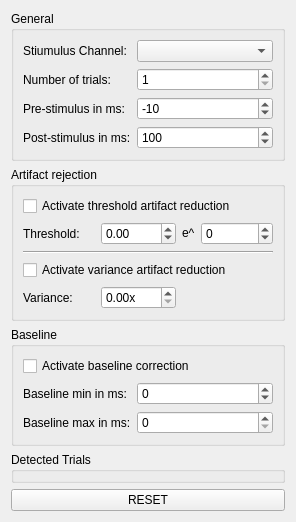
This is libraries/disp/viewers/formfiles/averagingsettingsview.ui in mne-tools/mne-cpp as Qt 5 draws it before an edit. The edited form follows.
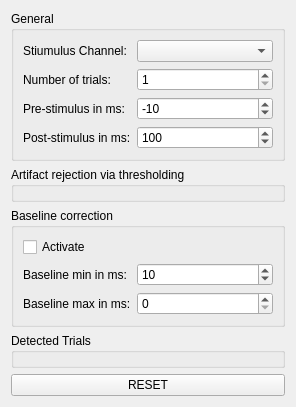
This is the edited form.

Commit message: [SC-170] Improve artifact reduction in averaging GUI and plugin. Now supports GRAD, MAG, EEG, ECG, EOG, EMG with individual thresholds.

The edit to the form file:
```diff
--- a/libraries/disp/viewers/formfiles/averagingsettingsview.ui
+++ b/libraries/disp/viewers/formfiles/averagingsettingsview.ui
@@ -7,165 +7,13 @@
     <x>0</x>
     <y>0</y>
     <width>296</width>
-    <height>522</height>
+    <height>407</height>
    </rect>
   </property>
   <property name="windowTitle">
    <string>Form</string>
   </property>
   <layout class="QGridLayout" name="gridLayout">
-   <item row="1" column="0">
-    <widget class="QGroupBox" name="groupBox_2">
-     <property name="title">
-      <string>Artifact rejection</string>
-     </property>
-     <layout class="QGridLayout" name="gridLayout_2">
-      <item row="1" column="1">
-       <widget class="QDoubleSpinBox" name="m_pSpinBox_artifactThresholdFirst">
-        <property name="minimum">
-         <double>-9999.000000000000000</double>
-        </property>
-        <property name="maximum">
-         <double>9999.000000000000000</double>
-        </property>
-       </widget>
-      </item>
-      <item row="1" column="0">
-       <widget class="QLabel" name="label_9">
-        <property name="text">
-         <string>Threshold:</string>
-        </property>
-       </widget>
-      </item>
-      <item row="1" column="3">
-       <widget class="QSpinBox" name="m_pSpinBox_artifactThresholdSecond">
-        <property name="minimum">
-         <number>-999</number>
-        </property>
-        <property name="maximum">
-         <number>999</number>
-        </property>
-       </widget>
-      </item>
-      <item row="0" column="0" colspan="4">
-       <widget class="QCheckBox" name="m_pcheckBox_artifactReduction">
-        <property name="sizePolicy">
-         <sizepolicy hsizetype="Preferred" vsizetype="Preferred">
-          <horstretch>0</horstretch>
-          <verstretch>0</verstretch>
-         </sizepolicy>
-        </property>
-        <property name="text">
-         <string>Activate threshold artifact reduction</string>
-        </property>
-       </widget>
-      </item>
-      <item row="2" column="0" colspan="4">
-       <widget class="Line" name="m_line_adrtifactRejection">
-        <property name="orientation">
-         <enum>Qt::Horizontal</enum>
-        </property>
-       </widget>
-      </item>
-      <item row="3" column="0" colspan="4">
-       <widget class="QCheckBox" name="m_pcheckBox_varianceReduction">
-        <property name="text">
-         <string>Activate variance artifact reduction</string>
-        </property>
-       </widget>
-      </item>
-      <item row="4" column="0">
-       <widget class="QLabel" name="m_label_varianceValue">
-        <property name="text">
-         <string>Variance:</string>
-        </property>
-       </widget>
-      </item>
-      <item row="1" column="2">
-       <widget class="QLabel" name="label_10">
-        <property name="sizePolicy">
-         <sizepolicy hsizetype="Fixed" vsizetype="Fixed">
-          <horstretch>0</horstretch>
-          <verstretch>0</verstretch>
-         </sizepolicy>
-        </property>
-        <property name="text">
-         <string>e^</string>
-        </property>
-       </widget>
-      </item>
-      <item row="4" column="1">
-       <widget class="QDoubleSpinBox" name="m_spinBox_variance">
-        <property name="prefix">
-         <string/>
-        </property>
-        <property name="suffix">
-         <string>x</string>
-        </property>
-        <property name="singleStep">
-         <double>0.100000000000000</double>
-        </property>
-       </widget>
-      </item>
-     </layout>
-    </widget>
-   </item>
-   <item row="2" column="0">
-    <widget class="QGroupBox" name="groupBox_3">
-     <property name="title">
-      <string>Baseline</string>
-     </property>
-     <layout class="QFormLayout" name="formLayout_2">
-      <item row="0" column="0" colspan="2">
-       <widget class="QCheckBox" name="m_pcheckBoxBaselineCorrection">
-        <property name="text">
-         <string>Activate baseline correction</string>
-        </property>
-       </widget>
-      </item>
-      <item row="1" column="0">
-       <widget class="QLabel" name="label_5">
-        <property name="text">
-         <string>Baseline min in ms:</string>
-        </property>
-       </widget>
-      </item>
-      <item row="1" column="1">
-       <widget class="QSpinBox" name="m_pSpinBoxBaselineFromMSeconds">
-        <property name="prefix">
-         <string/>
-        </property>
-        <property name="minimum">
-         <number>-10000</number>
-        </property>
-        <property name="maximum">
-         <number>10000</number>
-        </property>
-        <property name="singleStep">
-         <number>10</number>
-        </property>
-       </widget>
-      </item>
-      <item row="2" column="0">
-       <widget class="QLabel" name="label_6">
-        <property name="text">
-         <string>Baseline max in ms:</string>
-        </property>
-       </widget>
-      </item>
-      <item row="2" column="1">
-       <widget class="QSpinBox" name="m_pSpinBoxBaselineToMSeconds">
-        <property name="singleStep">
-         <number>10</number>
-        </property>
-        <property name="value">
-         <number>0</number>
-        </property>
-       </widget>
-      </item>
-     </layout>
-    </widget>
-   </item>
    <item row="0" column="0">
     <widget class="QGroupBox" name="groupBox">
      <property name="title">
@@ -259,6 +107,75 @@
      <zorder>m_pSpinBoxPostStimMSeconds</zorder>
     </widget>
    </item>
+   <item row="2" column="0">
+    <widget class="QGroupBox" name="groupBox_3">
+     <property name="title">
+      <string>Baseline correction</string>
+     </property>
+     <layout class="QFormLayout" name="formLayout_2">
+      <item row="0" column="0" colspan="2">
+       <widget class="QCheckBox" name="m_pcheckBoxBaselineCorrection">
+        <property name="text">
+         <string>Activate</string>
+        </property>
+       </widget>
+      </item>
+      <item row="1" column="0">
+       <widget class="QLabel" name="label_5">
+        <property name="text">
+         <string>Baseline min in ms:</string>
+        </property>
+       </widget>
+      </item>
+      <item row="1" column="1">
+       <widget class="QSpinBox" name="m_pSpinBoxBaselineFromMSeconds">
+        <property name="prefix">
+         <string/>
+        </property>
+        <property name="minimum">
+         <number>-10000</number>
+        </property>
+        <property name="maximum">
+         <number>10000</number>
+        </property>
+        <property name="singleStep">
+         <number>10</number>
+        </property>
+        <property name="value">
+         <number>10</number>
+        </property>
+        <property name="displayIntegerBase">
+         <number>10</number>
+        </property>
+       </widget>
+      </item>
+      <item row="2" column="0">
+       <widget class="QLabel" name="label_6">
+        <property name="text">
+         <string>Baseline max in ms:</string>
+        </property>
+       </widget>
+      </item>
+      <item row="2" column="1">
+       <widget class="QSpinBox" name="m_pSpinBoxBaselineToMSeconds">
+        <property name="singleStep">
+         <number>10</number>
+        </property>
+        <property name="value">
+         <number>0</number>
+        </property>
+       </widget>
+      </item>
+     </layout>
+    </widget>
+   </item>
+   <item row="3" column="0">
+    <widget class="QGroupBox" name="m_groupBox_detectedTrials">
+     <property name="title">
+      <string>Detected Trials</string>
+     </property>
+    </widget>
+   </item>
    <item row="4" column="0">
     <widget class="QPushButton" name="m_pushButton_reset">
      <property name="text">
@@ -266,10 +183,10 @@
      </property>
     </widget>
    </item>
-   <item row="3" column="0">
-    <widget class="QGroupBox" name="m_groupBox_detectedTrials">
+   <item row="1" column="0">
+    <widget class="QGroupBox" name="m_groupBox_artifactRejection">
      <property name="title">
-      <string>Detected Trials</string>
+      <string>Artifact rejection via thresholding</string>
      </property>
     </widget>
    </item>
```
The commit also changes 6 other files.
